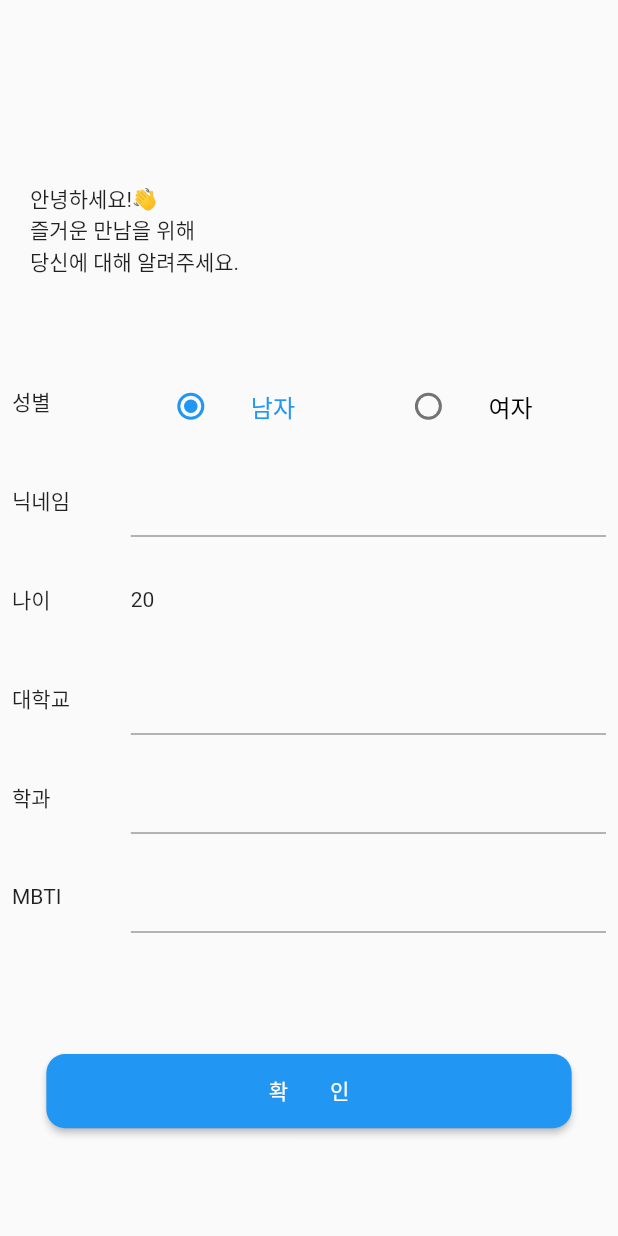
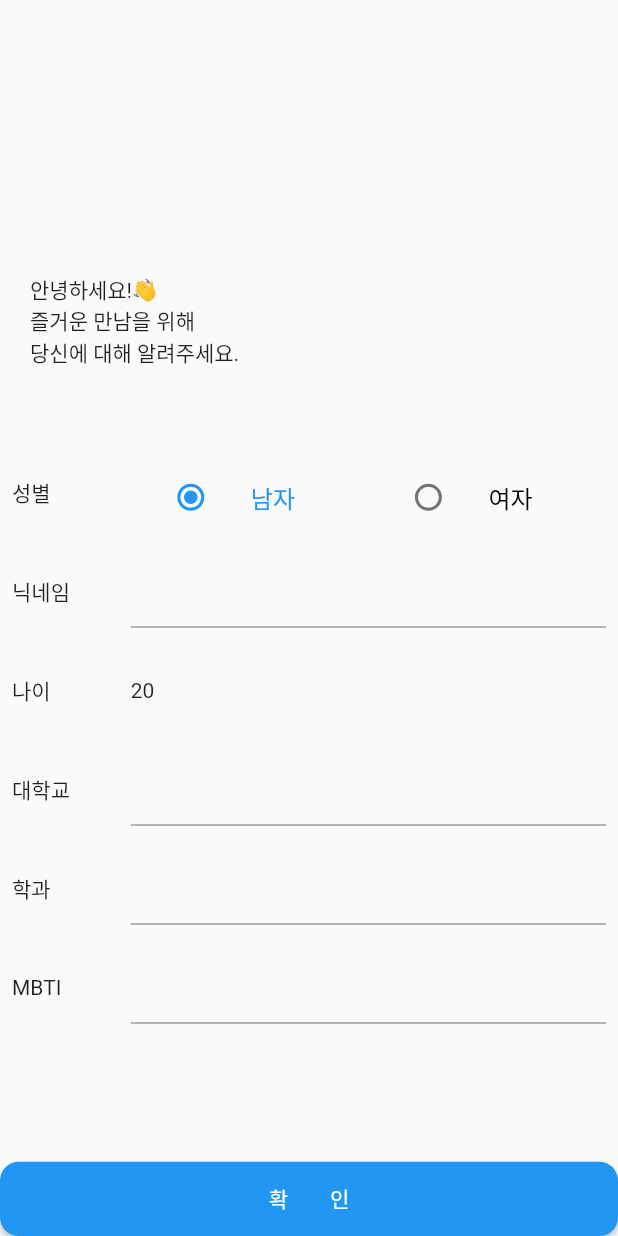
Before and after one commit to kimvjgd/uni_meet, a Flutter app: the screen it shows after launch, on a phone screen of 412 x 824 dp. Run offline on Flutter 3.47's test engine with Material 2 defaults, Android fonts, the phone set to English and light mode, and no system bars; drawn by our look-alikes of flutter_typeahead; our stand-ins replace cloud_firestore, firebase_auth, firebase_core, firebase_storage, get, image_picker; accounts and stored records are empty.

Commit message:
branch Dong start

```diff
--- /dev/null
+++ b/lib/app/controller/auth_controller.dart
@@ -0,0 +1,5 @@
+import 'package:get/get.dart';
+
+class AuthController extends GetxController {
+
+}
--- a/lib/main.dart
+++ b/lib/main.dart
@@ -1,5 +1,7 @@
 import 'package:firebase_core/firebase_core.dart';
 import 'package:flutter/material.dart';
+import 'package:get/get.dart';
+import 'package:uni_meet/app/binding/init_bindings.dart';
 import 'package:uni_meet/screen/AuthImage_screen.dart';
 import 'package:uni_meet/screen/PersonalInfo.dart';
 import 'package:uni_meet/screen/Profile_set.dart';
@@ -9,8 +11,9 @@ import 'package:uni_meet/screen/temp_screen.dart';
 Future<void> main() async {
   WidgetsFlutterBinding.ensureInitialized();
   await Firebase.initializeApp();
-  runApp(MaterialApp(
+  runApp(GetMaterialApp(
     debugShowCheckedModeBanner: false,
+    initialBinding: InitBinding(),
     home: AuthInfoScreen(),));
 }
 
--- a/lib/screen/PersonalInfo.dart
+++ b/lib/screen/PersonalInfo.dart
@@ -52,18 +52,16 @@ class _AuthInfoScreenState extends State<AuthInfoScreen> {
                     ),
                   ],
                 ),
-                signup_button(
-                  size: _size, // 나중에 bool complete로 색전환 구현
-                ),
               ],
             ),
           ),
         ),
       ),
+      bottomNavigationBar: signup_button(
+        size: _size, // 나중에 bool complete로 색전환 구현
+      ),
     );
   }
-
-
 
   Padding _textFormField(String category, String content) {
     return Padding(
@@ -77,9 +75,7 @@ class _AuthInfoScreenState extends State<AuthInfoScreen> {
                 child: Container(
                   child: Text(category),
                 )),
-            Expanded(
-                flex: 4,
-                child: TextFormField()),
+            Expanded(flex: 4, child: TextFormField()),
           ],
         ),
       ),
@@ -102,26 +98,27 @@ class _AuthInfoScreenState extends State<AuthInfoScreen> {
                 flex: 4,
                 child: TypeAheadField<String>(
                   suggestionsCallback: (String pattern) {
-                    return univList.where((item)=>item.toLowerCase().contains(pattern.toLowerCase()));
+                    return univList.where((item) =>
+                        item.toLowerCase().contains(pattern.toLowerCase()));
                   },
                   itemBuilder: (BuildContext context, itemData) {
-                    return ListTile(title: Text(itemData),);
+                    return ListTile(
+                      title: Text(itemData),
+                    );
                   },
                   onSuggestionSelected: (String suggestion) {
                     setState(() {
                       this._univController.text = suggestion;
                     });
                   },
-                  textFieldConfiguration: TextFieldConfiguration(
-                      controller: this._univController
-                  ),
+                  textFieldConfiguration:
+                      TextFieldConfiguration(controller: this._univController),
                 )),
           ],
         ),
       ),
     );
   }
-
 
   Padding _agePicker(String category) {
     return Padding(
--- a/pubspec.yaml
+++ b/pubspec.yaml
@@ -23,7 +23,7 @@ dependencies:
   # Use with the CupertinoIcons class for iOS style icons.
   cupertino_icons: ^1.0.2
   firebase_auth: ^3.1.3
-  firebase_core: ^1.7.0
+  firebase_core: ^1.12.0
   fluttertoast: ^8.0.8
   cloud_firestore: ^3.1.10
   get: ^4.6.1
@@ -35,6 +35,7 @@ dependencies:
   http: ^0.13.4
   group_radio_button: ^1.2.0
   flutter_typeahead: ^3.1.3
+
 
 dev_dependencies:
   flutter_test:
```
Also changed, not shown: lib/app/binding/init_bindings.dart (added, +13 -0 lines), lib/root_page.dart (added, +17 -0 lines), lib/app/data/model/app_user.dart (added).
